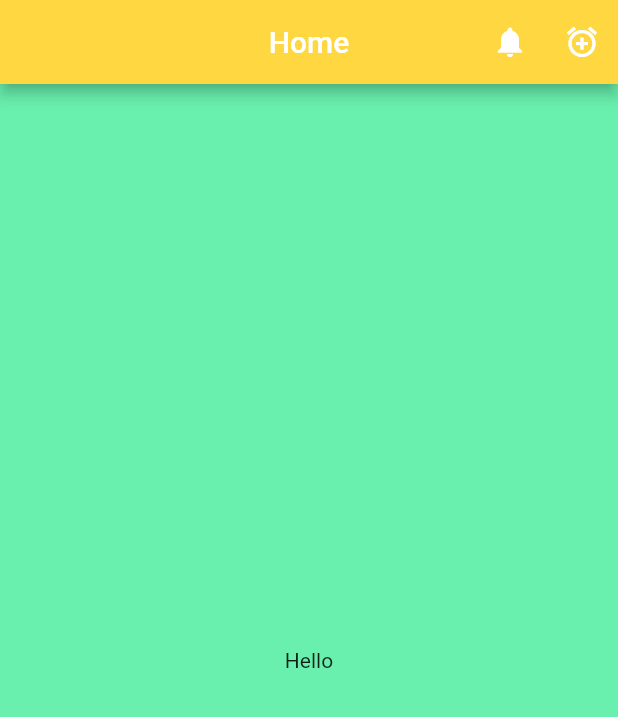
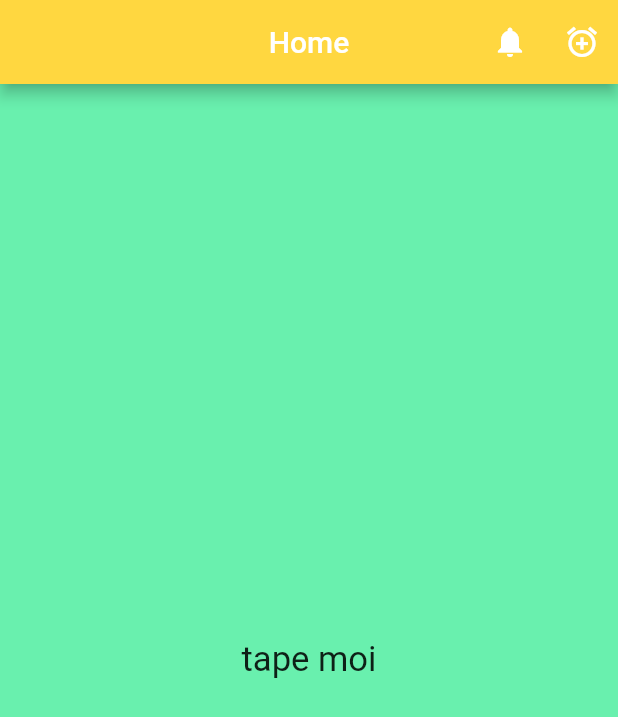
Before and after one commit to Midev02/testapp, a Flutter app: the screen it shows after launch, on a phone screen of 412 x 824 dp. Shown: the top 717 px of the screen. Run offline on Flutter 3.47's test engine with Material 2 defaults, Android fonts, the phone set to English and light mode, and no system bars.

Commit message:
Inkwell part

```diff
--- a/lib/ui/home.dart
+++ b/lib/ui/home.dart
@@ -3,8 +3,7 @@ import 'package:flutter/material.dart';
 class ScaffoldExample extends StatelessWidget {
   const ScaffoldExample({Key? key}) : super(key: key);
 
-
-  _tapbutton(){
+  _tapbutton() {
     print("Boutton appuyé");
   }
 
@@ -16,14 +15,30 @@ class ScaffoldExample extends StatelessWidget {
         centerTitle: true,
         actions: <Widget>[
           IconButton(onPressed: _tapbutton, icon: Icon(Icons.notifications)),
-        IconButton(onPressed: (){print("Boutton non appuyé");}, icon: Icon(Icons.alarm_add))
+          IconButton(
+              onPressed: () {
+                print("Boutton non appuyé");
+              },
+              icon: Icon(Icons.alarm_add))
         ],
         backgroundColor: Colors.amberAccent,
       ),
       backgroundColor: Colors.greenAccent,
       body: Container(
         alignment: Alignment.center,
-        child: Text("Hello"),
+        child: Column(
+          mainAxisAlignment: MainAxisAlignment.center,
+          children: <Widget>[
+
+            InkWell(
+
+              child: Text("tape moi", style: TextStyle(fontSize: 23.1),),
+
+              onTap: () => debugPrint("Hello"),
+            )
+
+          ],
+        ),
       ),
     );
   }
```
